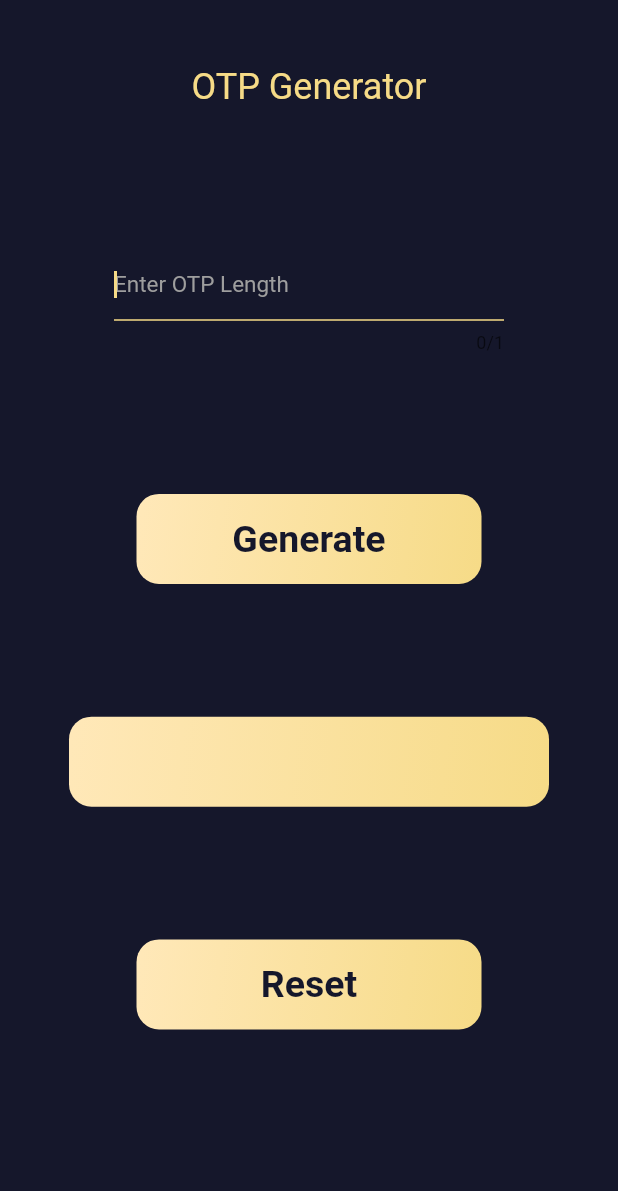
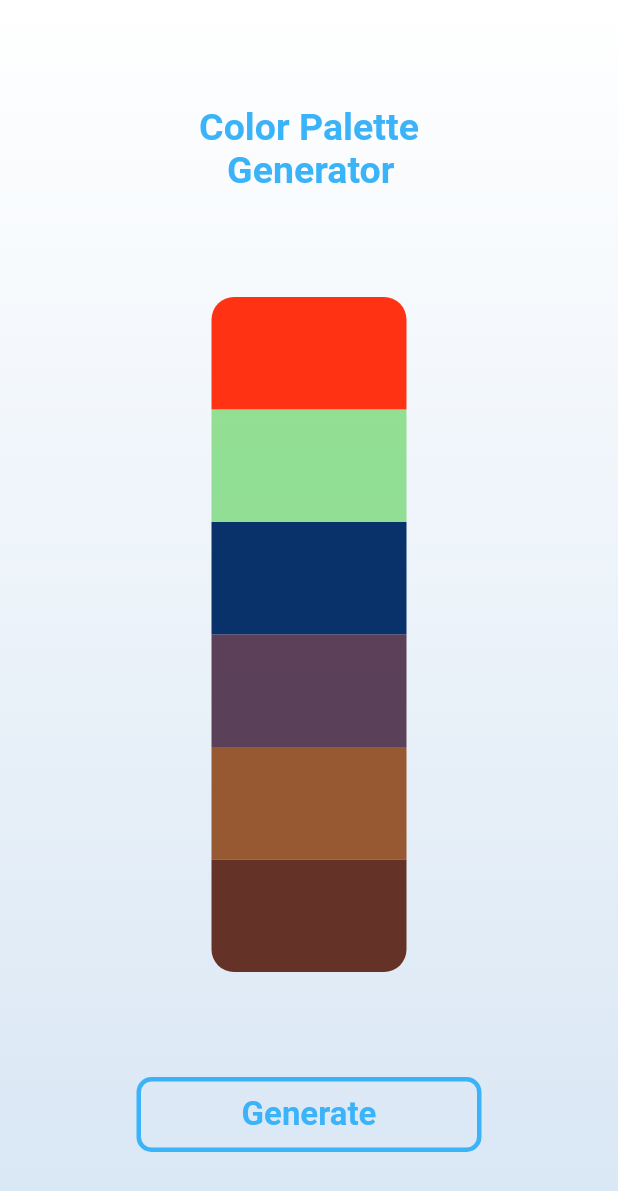
Before and after one commit to kishanlathiya/core_flutter, a Flutter app: the screen it shows after launch, on a phone screen of 412 x 824 dp. Shown: the top 1191 px of the screen. Run offline on Flutter 3.47's test engine with Material 2 defaults, Android fonts, the light colour scheme and no system bars.

Commit message:
Color Palette Geneartor

```diff
--- a/lib/main.dart
+++ b/lib/main.dart
@@ -5,196 +5,124 @@ void main() {
   runApp(
     const MaterialApp(
       debugShowCheckedModeBanner: false,
-      home: Otp(),
+      home: ColorPalette(),
     ),
   );
 }
 
-class Otp extends StatefulWidget {
-  const Otp({Key? key}) : super(key: key);
+class ColorPalette extends StatefulWidget {
+  const ColorPalette({Key? key}) : super(key: key);
 
   @override
-  State<Otp> createState() => _OtpState();
+  State<ColorPalette> createState() => _ColorPaletteState();
 }
 
-class _OtpState extends State<Otp> {
+class _ColorPaletteState extends State<ColorPalette> {
+
   Random random = Random();
-  int length = 0;
-  var number = [];
-  TextEditingController controller = TextEditingController();
-
-  // var rndnumber="";
-  // var rnd= new Random();
+  int colorPalette = 50;
 
   @override
   Widget build(BuildContext context) {
     return Scaffold(
-      backgroundColor: Color(0xff15172b),
       body: Container(
-        // padding: EdgeInsets.all(130),
-        // color: Color(0xff15172b),
+        alignment: Alignment.center,
+        decoration: const BoxDecoration(
+          gradient: LinearGradient(
+            colors: [
+              Colors.white,
+              Color(0xffd8e6f4),
+            ],
+            begin: Alignment.topCenter,
+            end: Alignment.bottomCenter,
+          ),
+        ),
         child: Column(
-          mainAxisAlignment: MainAxisAlignment.spaceAround,
           children: [
+            SizedBox(height: 70),
             Text(
-              "OTP Generator",
+              "Color Palette\n   Generator",
               style: TextStyle(
-                  color: Color(
-                    0xfff6db87,
-                  ),
-                  fontSize: 24),
+                color: Color(0xff3bb3f9),
+                fontSize: 25,
+                fontWeight: FontWeight.bold,
+              ),
             ),
-            //SizedBox(height: 80),
-            Row(
-              mainAxisAlignment: MainAxisAlignment.center,
-              children: [
-                Container(
-                  alignment: Alignment.center,
-                  height: 80,
-                  width: 260,
-                  child: TextField(
-                    controller: controller,
-                    autofocus: true,
-                    onChanged: (val) {
-                      length = int.parse(val);
-                    },
-                    maxLength: 1,
-                    style: TextStyle(
-                      color: Color(0xfff6db87),
-                      fontSize: 15,
-                    ),
-                    keyboardType: TextInputType.number,
-                    cursorColor: Color(0xfff6db87),
-                    decoration: InputDecoration(
-                      hintText: "Enter OTP Length",
-                      hintStyle: TextStyle(
-                        color: Colors.grey,
-                      ),
-                      focusedBorder: UnderlineInputBorder(
-                        borderSide: BorderSide(
-                          color: Color(0xfff6db87),
-                        ),
-                      ),
-                    ),
-                  ),
+            SizedBox(height: 70),
+            Container(
+              height: 75,
+              width: 130,
+              decoration: BoxDecoration(
+                color: Color.fromRGBO(255, colorPalette, 20, 1),
+                borderRadius: BorderRadius.only(
+                  topLeft: Radius.circular(15),
+                  topRight: Radius.circular(15),
                 ),
-              ],
+              ),
             ),
+            Container(
+              height: 75,
+              width: 130,
+              color: Color.fromRGBO(colorPalette, 200, 45, 0.5),
+            ),
+            Container(
+              height: 75,
+              width: 130,
+              color: Color.fromRGBO(10, colorPalette, 874, 1),
+            ),
+            Container(
+              height: 75,
+              width: 130,
+              color: Color.fromRGBO(56, 788, colorPalette, 0.8),
+            ),
+            Container(
+              height: 75,
+              width: 130,
+              color: Color.fromRGBO(150, 345, colorPalette, 1),
+            ),
+            Container(
+              height: 75,
+              width: 130,
+              decoration: BoxDecoration(
+                color: Color.fromRGBO(100, colorPalette, 38, 1),
+                borderRadius: BorderRadius.only(
+                  bottomLeft: Radius.circular(15),
+                  bottomRight: Radius.circular(15),
+                ),
+              ),
+            ),
+            SizedBox(height: 70),
             InkWell(
               onTap: () {
                 setState(() {
-                  number.clear();
-                  if (length > 3 && length < 9) {
-                    for (int i = 0; i < length; i++) {
-                      number.add(random.nextInt(9));
-                    }
-                  } else {
-                    ScaffoldMessenger.of(context).showSnackBar(SnackBar(
-                        content: Text("Enter length between 4 to 8 digit")));
-                  }
+                  colorPalette = random.nextInt(500);
                 });
               },
               child: Ink(
                 child: Container(
                   alignment: Alignment.center,
-                  height: 60,
+                  height: 50,
                   width: 230,
                   decoration: BoxDecoration(
-                    gradient: LinearGradient(
-                      colors: [
-                        Color(0xffffe8b8),
-                        Color(0xfff6db87),
-                      ],
-                      begin: Alignment.centerLeft,
-                      end: Alignment.bottomRight,
+                    border: Border.all(
+                      color: Color(0xff3bb3f9),
+                      width: 3,
                     ),
                     borderRadius: BorderRadius.all(
-                      Radius.circular(15),
+                      Radius.circular(10),
                     ),
                   ),
                   child: Text(
                     "Generate",
                     style: TextStyle(
-                      color: Color(0xff15172b),
-                      fontSize: 25,
+                      color: Color(0xff3bb3f9),
+                      fontSize: 22,
                       fontWeight: FontWeight.bold,
                     ),
                   ),
                 ),
               ),
             ),
-            Row(
-              mainAxisAlignment: MainAxisAlignment.center,
-              children: [
-                Container(
-                  alignment: Alignment.center,
-                  height: 60,
-                  width: 320,
-                  decoration: BoxDecoration(
-                    gradient: LinearGradient(
-                      colors: [
-                        Color(0xffffe8b8),
-                        Color(0xfff6db87),
-                      ],
-                      begin: Alignment.centerLeft,
-                      end: Alignment.bottomRight,
-                    ),
-                    borderRadius: BorderRadius.all(
-                      Radius.circular(15),
-                    ),
-                  ),
-                  child: Row(
-                    mainAxisAlignment: MainAxisAlignment.spaceAround,
-                    children: number
-                        .map(
-                          (e) => Text(
-                        "$e",
-                        style: TextStyle(
-                            fontSize: 20, fontWeight: FontWeight.bold),
-                      ),
-                    )
-                        .toList(),
-                  ),
-                ),
-              ],
-            ),
-            InkWell(
-              onTap: () {
-                setState(() {
-                  number.clear();
-                  controller.clear();
-                });
-              },
-              child: Ink(
-                child: Container(
-                  alignment: Alignment.center,
-                  height: 60,
-                  width: 230,
-                  decoration: BoxDecoration(
-                    gradient: LinearGradient(
-                      colors: [
-                        Color(0xffffe8b8),
-                        Color(0xfff6db87),
-                      ],
-                      begin: Alignment.centerLeft,
-                      end: Alignment.bottomRight,
-                    ),
-                    borderRadius: BorderRadius.all(
-                      Radius.circular(15),
-                    ),
-                  ),
-                  child: Text(
-                    "Reset",
-                    style: TextStyle(
-                      color: Color(0xff15172b),
-                      fontSize: 25,
-                      fontWeight: FontWeight.bold,
-                    ),
-                  ),
-                ),
-              ),
-            ),
-            SizedBox(height: 5),
           ],
         ),
       ),
```
